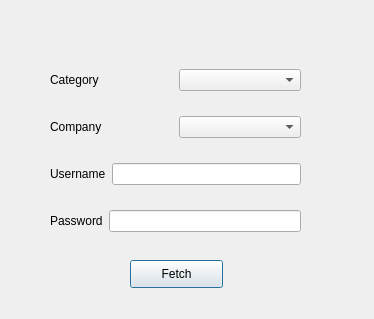
sgupta38/Password_Assistant, file fetch.ui: the form before one commit.
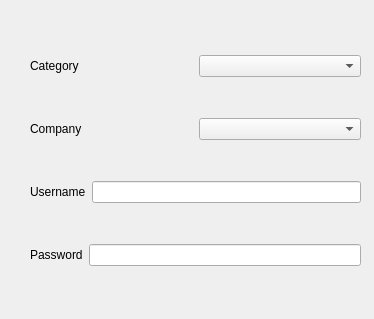
The form after the commit.

```diff
--- a/fetch.ui
+++ b/fetch.ui
@@ -16,10 +16,10 @@
   <widget class="QWidget" name="layoutWidget">
    <property name="geometry">
     <rect>
-     <x>50</x>
-     <y>50</y>
-     <width>251</width>
-     <height>201</height>
+     <x>30</x>
+     <y>20</y>
+     <width>331</width>
+     <height>281</height>
     </rect>
    </property>
    <layout class="QVBoxLayout" name="verticalLayout">
@@ -33,7 +33,11 @@
        </widget>
       </item>
       <item>
-       <widget class="QComboBox" name="m_category_cmb"/>
+       <widget class="QComboBox" name="m_category_cmb">
+        <property name="currentText">
+         <string/>
+        </property>
+       </widget>
       </item>
      </layout>
     </item>
@@ -81,19 +85,6 @@
     </item>
    </layout>
   </widget>
-  <widget class="QPushButton" name="m_fetch_pushButton">
-   <property name="geometry">
-    <rect>
-     <x>130</x>
-     <y>260</y>
-     <width>93</width>
-     <height>28</height>
-    </rect>
-   </property>
-   <property name="text">
-    <string>Fetch</string>
-   </property>
-  </widget>
  </widget>
  <resources/>
  <connections/>
```
